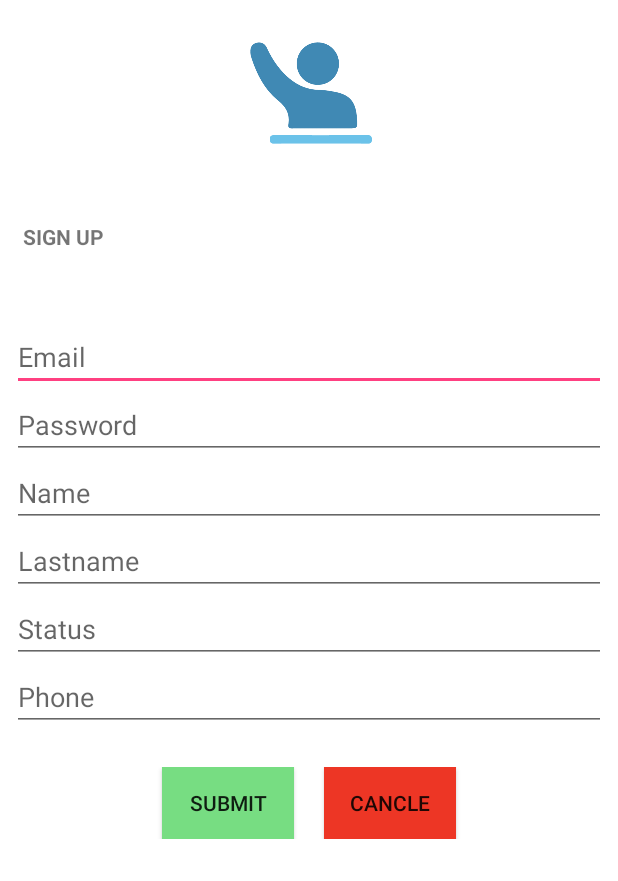
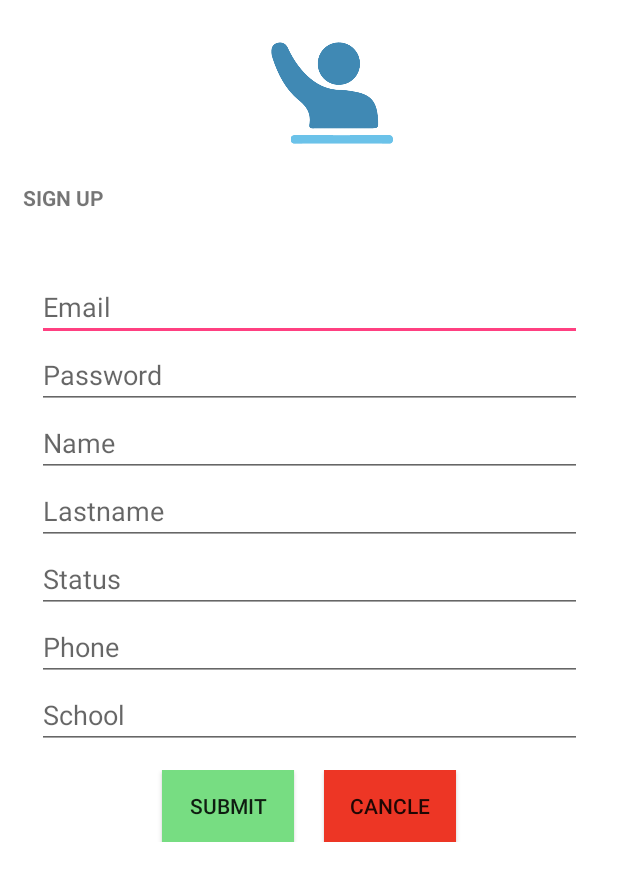
Before and after one commit to proudpraowww/egco428project, an Android app: the SignupActivity screen opened directly, with no data from a screen before it, after a tap on "SUBMIT", on a phone screen of 412 x 824 dp. Shown: the top 881 px of the screen. Run offline under Robolectric (Android 15) with nearby library versions, the phone set to English and light mode, and no system bars; our stand-ins replace Firebase (no records; nobody signed in at launch, a user with empty details on screens opened directly).

Commit message:
1.fix email that exits in database 2.forget password 3.add new coloum such as school, latitude, logitude, credit

```diff
--- a/app/build.gradle
+++ b/app/build.gradle
@@ -9,7 +9,7 @@ android {
     compileSdkVersion 28
     defaultConfig {
         applicationId "com.egco428.egco428project"
-        minSdkVersion 24
+        minSdkVersion 22
         targetSdkVersion 28
         versionCode 1
         versionName "1.0"
--- a/app/src/main/AndroidManifest.xml
+++ b/app/src/main/AndroidManifest.xml
@@ -28,11 +28,13 @@
         <activity android:name=".Activities.SigninActivity">
             <intent-filter>
                 <action android:name="android.intent.action.MAIN" />
+
                 <category android:name="android.intent.category.LAUNCHER" />
             </intent-filter>
         </activity>
-        <activity android:name=".Activities.MainActivity"/>
-        <activity android:name=".Activities.SignupActivity"/>
+        <activity android:name=".Activities.MainActivity" />
+        <activity android:name=".Activities.SignupActivity" />
+        <activity android:name=".Activities.ForgotpasswordActivity"></activity>
     </application>
 
 </manifest>
--- a/app/src/main/java/com/egco428/egco428project/Activities/SignupActivity.kt
+++ b/app/src/main/java/com/egco428/egco428project/Activities/SignupActivity.kt
@@ -6,18 +6,10 @@ import android.os.Bundle
 import android.widget.Toast
 import com.google.firebase.auth.FirebaseAuth
 import kotlinx.android.synthetic.main.activity_signup.*
-import com.google.firebase.auth.FirebaseUser
-import com.google.firebase.auth.AuthResult
-import com.google.android.gms.tasks.Task
-import android.support.annotation.NonNull
-import com.google.android.gms.tasks.OnCompleteListener
-import android.R.attr.password
-import android.os.Message
-import android.util.Log
 import com.egco428.egco428project.Model.Member
 import com.egco428.egco428project.R
-import com.google.firebase.database.DatabaseReference
-import com.google.firebase.database.FirebaseDatabase
+import com.google.firebase.database.*
+import kotlinx.android.synthetic.main.fragment_profile.*
 
 
 class SignupActivity : AppCompatActivity() {
@@ -32,45 +24,51 @@ class SignupActivity : AppCompatActivity() {
         mAuth = FirebaseAuth.getInstance()
         database = FirebaseDatabase.getInstance().getReference("Members")
 
+
         submitBtn.setOnClickListener{
-            register()
+            checkEmailexits()
             //finish()
         }
 
         cancleBtn.setOnClickListener{
             finish()
         }
+
     }
 
-    private fun register(){
+    private fun checkEmailexits(){
 
-        var email = emailText.text.toString()
+        var email = emailRegisText.text.toString()
         var password = pwdText.text.toString()
         var name = nameText.text.toString()
         var lastname = lastnameText.text.toString()
         var status = statusText.text.toString()
         var phone = phoneText.text.toString()
+        var school = schoolRegisText.text.toString()
+        val user = FirebaseAuth.getInstance().currentUser
 
-        if(!email.isEmpty() && !password.isEmpty() && !name.isEmpty() && !lastname.isEmpty() && !status.isEmpty() && !phone.isEmpty() && password.length >= 6){
+        if(!email.isEmpty() && !password.isEmpty() && !name.isEmpty() && !lastname.isEmpty() && !status.isEmpty() && !phone.isEmpty()
+                && password.length >= 6  && !school.isEmpty()) {
+            mAuth!!.fetchProvidersForEmail(emailRegisText.text.toString())
+                    .addOnCompleteListener(){
+                        var check = !it.getResult().providers!!.isEmpty()
+                        if(!check){
                               mAuth!!.createUserWithEmailAndPassword(email, password)
                                       .addOnCompleteListener{
-                    val messageId = database.push().key
-                    val messageData = Member(messageId!!,email, password, name,lastname,status,phone)
-                    database.child(messageId).setValue(messageData).addOnCompleteListener({
+                                          //val messageId = database.push().key
+                                          val messageData = Member(user!!.uid,email, password, name,lastname,status,phone,school,"","","","")
+                                          database.child(user!!.uid).setValue(messageData).addOnCompleteListener({
                                               Toast.makeText(applicationContext,"Completely",Toast.LENGTH_SHORT).show()
                                           })
-
                                           val intent = Intent(this, SigninActivity::class.java)
                                           startActivity(intent)
-
                                       }
-                .addOnFailureListener{
-                    Toast.makeText(applicationContext,"Failed....",Toast.LENGTH_SHORT).show()
-                    Log.d("Signup Failed",it.printStackTrace().toString())
+                        } else{
+                            Toast.makeText(this,"Email already present", Toast.LENGTH_SHORT).show()
                         }
-
-        } else{
-            Toast.makeText(this,"Please enter", Toast.LENGTH_SHORT).show()
+                    }
+        }else{
+            Toast.makeText(this,"Please enter information", Toast.LENGTH_SHORT).show()
         }
     }
 
--- a/app/src/main/java/com/egco428/egco428project/Model/Member.kt
+++ b/app/src/main/java/com/egco428/egco428project/Model/Member.kt
@@ -1,6 +1,6 @@
 package com.egco428.egco428project.Model
 
-class Member(val id:String , val email: String, val password: String, val name: String, val lastname: String, val status:String, val phone: String) {
+class Member(val id:String , val email: String, val password: String, val name: String, val lastname: String, val status:String, val phone: String, val school: String, val statusOnOff: String, val latitude: String, val longitude: String, val credit: String) {
 
-    constructor(): this("","","","","","","")
+    constructor(): this("","","","","","","","","", "", "", "")
 }
--- a/app/src/main/res/layout/activity_signup.xml
+++ b/app/src/main/res/layout/activity_signup.xml
@@ -12,8 +12,8 @@
 
         <LinearLayout
             android:id="@+id/linearLayout2"
-                android:layout_width="match_parent"
-                android:layout_height="118dp"
+            android:layout_width="368dp"
+            android:layout_height="104dp"
             android:layout_marginStart="8dp"
             android:layout_marginTop="10dp"
             android:layout_marginEnd="8dp"
@@ -36,8 +36,8 @@
             android:layout_width="match_parent"
             android:layout_height="52dp"
             android:layout_marginStart="15dp"
-                android:layout_marginTop="20dp"
-                android:layout_marginEnd="8dp"
+            android:layout_marginTop="8dp"
+            android:layout_marginEnd="15dp"
             android:orientation="vertical"
             app:layout_constraintEnd_toEndOf="parent"
             app:layout_constraintHorizontal_bias="0.0"
@@ -55,22 +55,21 @@
 
         <LinearLayout
             android:id="@+id/linearLayout4"
-                android:layout_width="match_parent"
-                android:layout_height="wrap_content"
+            android:layout_width="363dp"
+            android:layout_height="319dp"
             android:layout_marginStart="8dp"
-                android:layout_marginTop="15dp"
+            android:layout_marginTop="8dp"
             android:layout_marginEnd="8dp"
             android:layout_marginBottom="8dp"
             android:orientation="vertical"
             app:layout_constraintBottom_toBottomOf="parent"
             app:layout_constraintEnd_toEndOf="parent"
-                app:layout_constraintHorizontal_bias="0.0"
             app:layout_constraintStart_toStartOf="parent"
             app:layout_constraintTop_toBottomOf="@+id/linearLayout"
             app:layout_constraintVertical_bias="0.0">
 
             <EditText
-                    android:id="@+id/emailText"
+                android:id="@+id/emailRegisText"
                 android:layout_width="match_parent"
                 android:layout_height="wrap_content"
                 android:ems="10"
@@ -116,37 +115,46 @@
                 android:ems="10"
                 android:hint="Phone"
                 android:inputType="textPersonName" />
+
+            <EditText
+                android:id="@+id/schoolRegisText"
+                android:layout_width="match_parent"
+                android:layout_height="wrap_content"
+                android:ems="10"
+                android:hint="School"
+                android:inputType="textPersonName" />
         </LinearLayout>
 
         <LinearLayout
             android:layout_width="match_parent"
             android:layout_height="match_parent"
-                android:orientation="horizontal"
             android:layout_marginStart="8dp"
-                android:layout_marginTop="24dp"
+            android:layout_marginTop="12dp"
             android:layout_marginEnd="8dp"
             android:layout_marginBottom="24dp"
+            android:gravity="center"
+            android:orientation="horizontal"
             app:layout_constraintBottom_toBottomOf="parent"
             app:layout_constraintEnd_toEndOf="parent"
-                app:layout_constraintHorizontal_bias="0.464"
+            app:layout_constraintHorizontal_bias="0.0"
             app:layout_constraintStart_toStartOf="parent"
             app:layout_constraintTop_toBottomOf="@+id/linearLayout4"
-                android:gravity="center">
+            app:layout_constraintVertical_bias="0.0">
 
             <Button
                 android:id="@+id/submitBtn"
                 android:layout_width="wrap_content"
                 android:layout_height="wrap_content"
-                    android:text="Submit"
                 android:layout_marginRight="20dp"
-                    android:background="#77dd82" />
+                android:background="#77dd82"
+                android:text="Submit" />
 
             <Button
                 android:id="@+id/cancleBtn"
                 android:layout_width="wrap_content"
                 android:layout_height="wrap_content"
-                    android:text="Cancle"
-                    android:background="#ed3625"/>
+                android:background="#ed3625"
+                android:text="Cancle" />
         </LinearLayout>
 
 
```
Also changed, not shown: app/src/main/java/com/egco428/egco428project/Activities/ForgotpasswordActivity.kt (added, +39 -0 lines), app/src/main/java/com/egco428/egco428project/Activities/MainActivity.kt (+15 -34 lines), app/src/main/java/com/egco428/egco428project/Activities/SigninActivity.kt (+5 -8 lines), app/src/main/res/layout/activity_forgotpassword.xml (added, +33 -0 lines), app/src/main/res/layout/activity_signin.xml (+26 -9 lines). Lines whose indentation alone changed are shown as unchanged.
